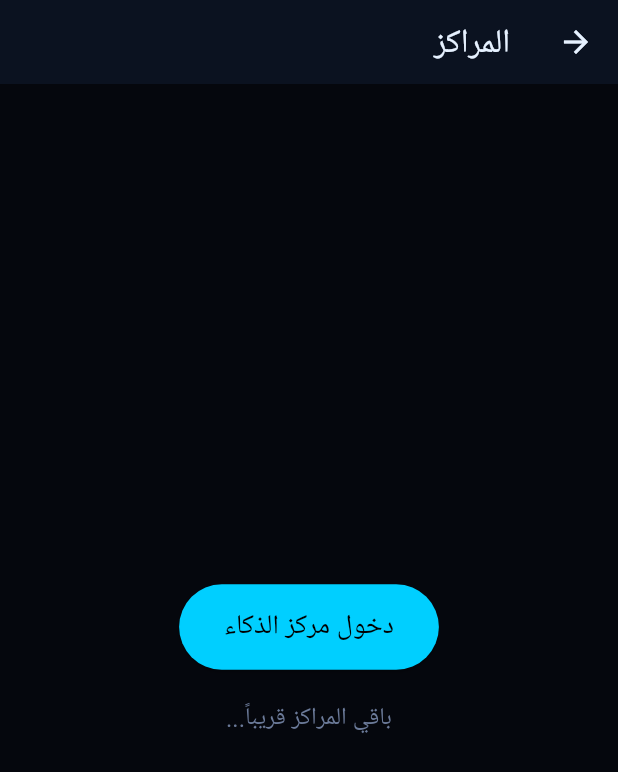
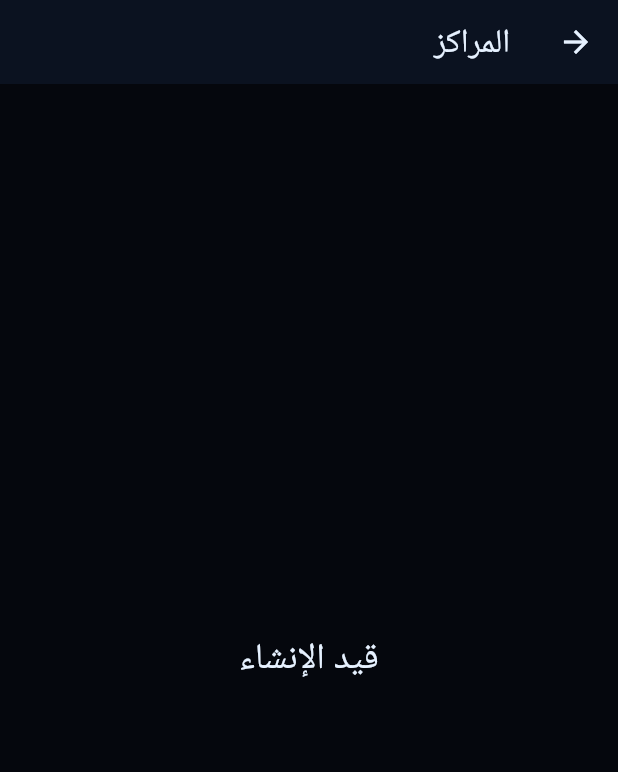
Before and after one commit to glalahosyya-netizen/alphabot_v10, a Flutter app: the screen it shows after launch, in the side drawer, after a tap on "المراكز الرئيسية", on a phone screen of 412 x 824 dp. Shown: the top 772 px of the screen. Run offline on Flutter 3.47's test engine with Material 3 defaults, Android fonts, the phone set to English and light mode, and no system bars.

Commit message:
Update centers_screen.dart

```diff
--- a/lib/screens/centers_screen.dart
+++ b/lib/screens/centers_screen.dart
@@ -1,6 +1,4 @@
 import 'package:flutter/material.dart';
-import '../theme/app_theme.dart';
-import 'intelligence_center_screen.dart';
 
 class CentersScreen extends StatelessWidget {
   const CentersScreen({super.key});
@@ -8,37 +6,11 @@ class CentersScreen extends StatelessWidget {
   @override
   Widget build(BuildContext context) {
     return Scaffold(
-      backgroundColor: AppColors.background,
-      appBar: AppBar(
-        backgroundColor: AppColors.surface,
-        title: const Text('المراكز', style: TextStyle(color: AppColors.textPrimary)),
-      ),
-      body: Center(
-        child: Column(
-          mainAxisAlignment: MainAxisAlignment.center,
-          children: [
-            ElevatedButton(
-              style: ElevatedButton.styleFrom(
-                backgroundColor: AppColors.primary,
-                padding: const EdgeInsets.symmetric(horizontal: 30, vertical: 15),
-              ),
-              onPressed: () {
-                Navigator.push(
-                  context,
-                  MaterialPageRoute(builder: (context) => const IntelligenceCenterScreen()),
-                );
-              },
-              child: const Text(
-                'دخول مركز الذكاء',
-                style: TextStyle(fontSize: 18, color: Colors.black),
-              ),
-            ),
-            const SizedBox(height: 20),
-            const Text(
-              'باقي المراكز قريباً...',
-              style: TextStyle(color: AppColors.textMuted, fontSize: 16),
-            ),
-          ],
+      appBar: AppBar(title: const Text('المراكز')),
+      body: const Center(
+        child: Text(
+          'قيد الإنشاء',
+          style: TextStyle(fontSize: 24),
         ),
       ),
     );
```
